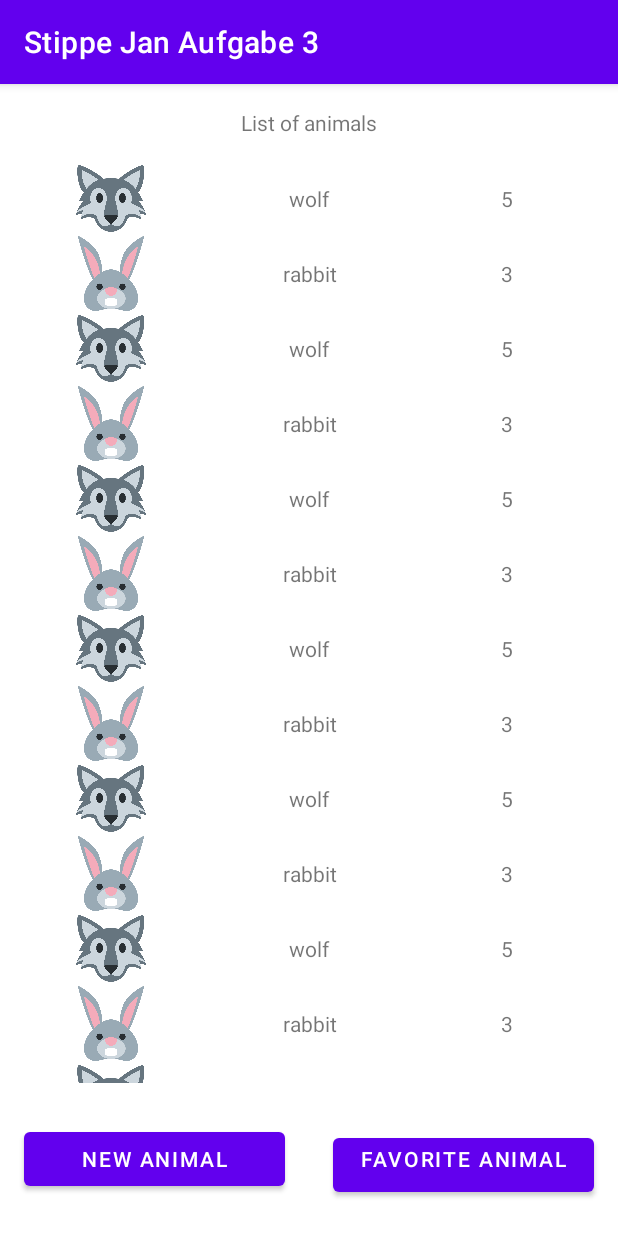
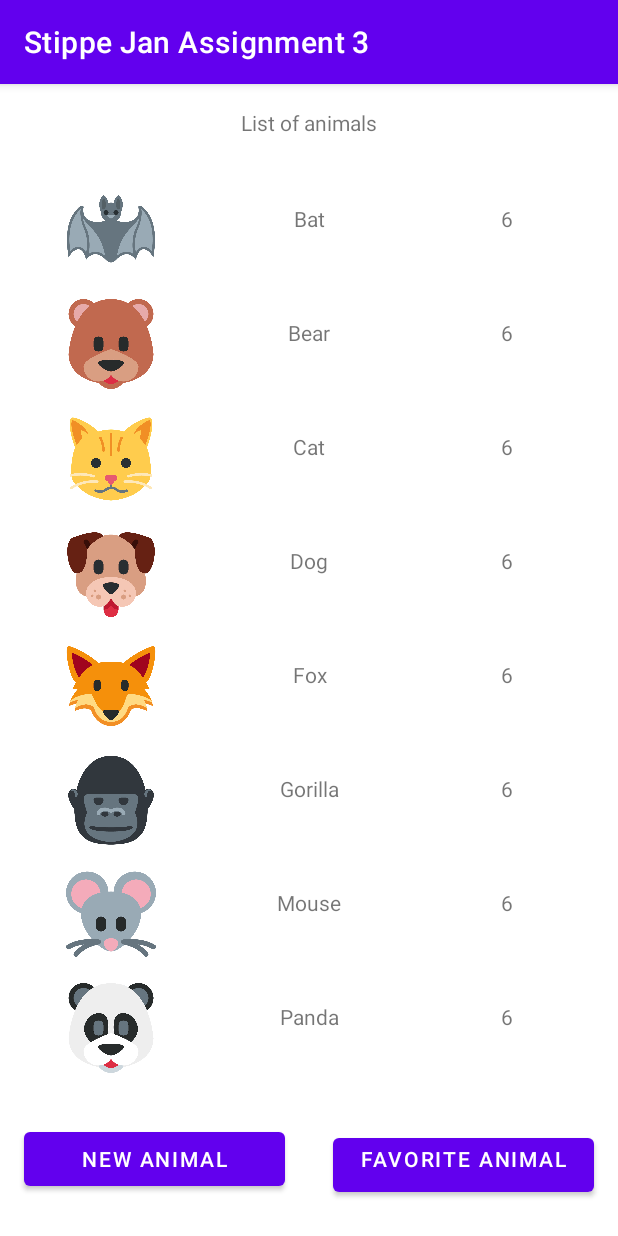
Before and after one commit to StippeJ/dhbw-ma-aufgabe3, an Android app: the screen it shows after launch (MainActivity), on a phone screen of 412 x 824 dp. Run offline under Robolectric (Android 15) with nearby library versions, the phone set to English and light mode, and no system bars.

Commit message:
feat: List can now be updated - Different animals are created - Animals can be added through button-click - Added necessary strings - Adjusted item layout

```diff
--- a/app/src/main/java/com/example/stippejan/aufgabe3/MainActivity.java
+++ b/app/src/main/java/com/example/stippejan/aufgabe3/MainActivity.java
@@ -5,37 +5,29 @@ import androidx.recyclerview.widget.LinearLayoutManager;
 import androidx.recyclerview.widget.RecyclerView;
 
 import android.os.Bundle;
+import android.widget.Button;
 
 import java.util.ArrayList;
+import java.util.Random;
 
 public class MainActivity extends AppCompatActivity {
 
     public ArrayList<Animal> animalList = new ArrayList<>();
 
     public void loadAnimals() {
-        Animal wolf = new Animal(R.string.wolf, R.drawable.wolf, 5);
-        Animal rabbit = new Animal(R.string.rabbit, R.drawable.rabbit, 3);
-
-        animalList.add(wolf);
-        animalList.add(rabbit);
-        animalList.add(wolf);
-        animalList.add(rabbit);
-        animalList.add(wolf);
-        animalList.add(rabbit);
-        animalList.add(wolf);
-        animalList.add(rabbit);
-        animalList.add(wolf);
-        animalList.add(rabbit);
-        animalList.add(wolf);
-        animalList.add(rabbit);
-        animalList.add(wolf);
-        animalList.add(rabbit);
-        animalList.add(wolf);
-        animalList.add(rabbit);
-        animalList.add(wolf);
-        animalList.add(rabbit);
-        animalList.add(wolf);
-        animalList.add(rabbit);
+        animalList.add(new Animal(R.string.bat, R.drawable.bat, new Random().nextInt(8) + 1));
+        animalList.add(new Animal(R.string.bear, R.drawable.bear, new Random().nextInt(8) + 1));
+        animalList.add(new Animal(R.string.cat, R.drawable.cat, new Random().nextInt(8) + 1));
+        animalList.add(new Animal(R.string.dog, R.drawable.dog, new Random().nextInt(8) + 1));
+        animalList.add(new Animal(R.string.fox, R.drawable.fox, new Random().nextInt(8) + 1));
+        animalList.add(new Animal(R.string.gorilla, R.drawable.gorilla, new Random().nextInt(8) + 1));
+        animalList.add(new Animal(R.string.mouse, R.drawable.mouse, new Random().nextInt(8) + 1));
+        animalList.add(new Animal(R.string.panda, R.drawable.panda, new Random().nextInt(8) + 1));
+        animalList.add(new Animal(R.string.pig, R.drawable.pig, new Random().nextInt(8) + 1));
+        animalList.add(new Animal(R.string.rabbit, R.drawable.rabbit, new Random().nextInt(8) + 1));
+        animalList.add(new Animal(R.string.squirrel, R.drawable.squirrel, new Random().nextInt(8) + 1));
+        animalList.add(new Animal(R.string.tiger, R.drawable.tiger, new Random().nextInt(8) + 1));
+        animalList.add(new Animal(R.string.wolf, R.drawable.wolf, new Random().nextInt(8) + 1));
     }
 
     @Override
@@ -54,5 +46,14 @@ public class MainActivity extends AppCompatActivity {
         AnimalAdapter animalAdapter = new AnimalAdapter(animalList);
         recyclerView.setLayoutManager(new LinearLayoutManager(this, RecyclerView.VERTICAL, false));
         recyclerView.setAdapter(animalAdapter);
+
+        Button addButton = (Button) findViewById(R.id.button_new_item);
+        addButton.setOnClickListener((v) -> {
+            Animal unicorn = new Animal(R.string.unicorn, R.drawable.unicorn, new Random().nextInt(8) + 1);
+            animalList.add(unicorn);
+            int position = animalList.indexOf(unicorn);
+            animalAdapter.notifyItemInserted(position);
+            animalAdapter.notifyDataSetChanged();
+        });
     }
 }
--- a/app/src/main/res/layout/item_animal.xml
+++ b/app/src/main/res/layout/item_animal.xml
@@ -7,9 +7,8 @@
     <ImageView
         android:id="@+id/a_drawable"
         android:layout_width="0dp"
-        android:layout_height="50dp"
-        android:layout_marginStart="16dp"
-        android:layout_marginEnd="16dp"
+        android:layout_height="60dp"
+        android:layout_margin="16dp"
         app:layout_constraintTop_toTopOf="parent"
         app:layout_constraintStart_toStartOf="parent"
         app:layout_constraintEnd_toStartOf="@+id/a_species"
--- a/app/src/main/res/values/strings.xml
+++ b/app/src/main/res/values/strings.xml
@@ -1,9 +1,21 @@
 <resources>
-    <string name="app_name">Stippe Jan Aufgabe 3</string>
+    <string name="app_name">Stippe Jan Assignment 3</string>
     <string name="animal_list">List of animals</string>
     <string name="add_animal">New animal</string>
     <string name="choose_animal">Favorite animal</string>
-    <string name="wolf">wolf</string>
-    <string name="rabbit">rabbit</string>
     <string name="animal_picture">Picture of an animal</string>
+    <string name="bat">Bat</string>
+    <string name="bear">Bear</string>
+    <string name="cat">Cat</string>
+    <string name="dog">Dog</string>
+    <string name="fox">Fox</string>
+    <string name="gorilla" translatable="false">Gorilla</string>
+    <string name="mouse">Mouse</string>
+    <string name="panda" translatable="false">Panda</string>
+    <string name="pig">Pig</string>
+    <string name="rabbit">Rabbit</string>
+    <string name="squirrel">Squirrel</string>
+    <string name="tiger" translatable="false">Tiger</string>
+    <string name="unicorn">Unicorn</string>
+    <string name="wolf" translatable="false">Wolf</string>
 </resources>
```
